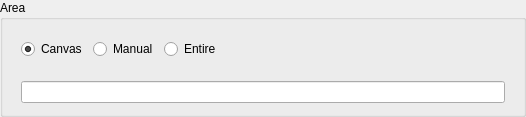
up1and/tafor, file tafor/components/ui/sigmet_area.ui: the form before one commit.
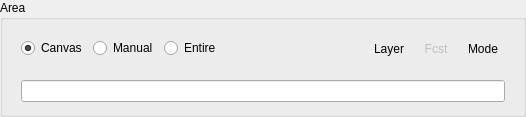
The form after the commit.

What changed in the file:
```diff
--- a/tafor/components/ui/sigmet_area.ui
+++ b/tafor/components/ui/sigmet_area.ui
@@ -90,7 +90,7 @@
          <item>
           <widget class="QToolButton" name="layersButton">
            <property name="text">
-            <string notr="true"/>
+            <string notr="true">Layer</string>
            </property>
            <property name="popupMode">
             <enum>QToolButton::InstantPopup</enum>
@@ -106,7 +106,7 @@
             <bool>false</bool>
            </property>
            <property name="text">
-            <string notr="true"/>
+            <string notr="true">Fcst</string>
            </property>
            <property name="iconSize">
             <size>
@@ -125,7 +125,7 @@
          <item>
           <widget class="QToolButton" name="modeButton">
            <property name="text">
-            <string notr="true"/>
+            <string notr="true">Mode</string>
            </property>
            <property name="iconSize">
             <size>
```
